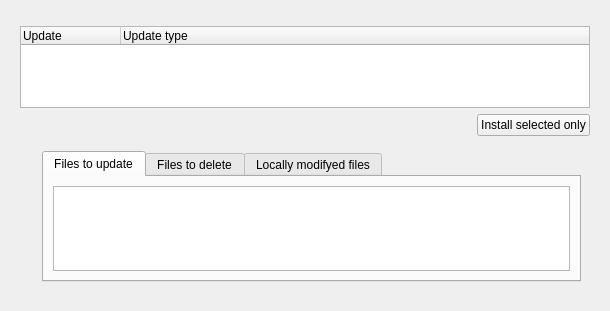
Qt form src-qt4/pc-updatecenter/sysdetailswidget.ui (trueos/pcbsd) before a commit.
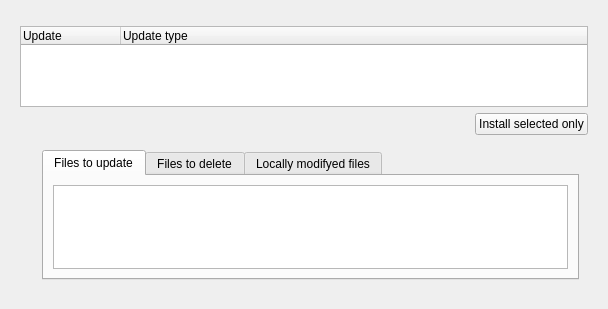
The same form after that commit. Icons and pictures are not drawn. Custom widgets are drawn as their Qt base class.

What changed in the file:
```diff
--- a/src-qt4/pc-updatecenter/sysdetailswidget.ui
+++ b/src-qt4/pc-updatecenter/sysdetailswidget.ui
@@ -6,8 +6,8 @@
    <rect>
     <x>0</x>
     <y>0</y>
-    <width>610</width>
-    <height>311</height>
+    <width>608</width>
+    <height>309</height>
    </rect>
   </property>
   <property name="windowTitle">
```
